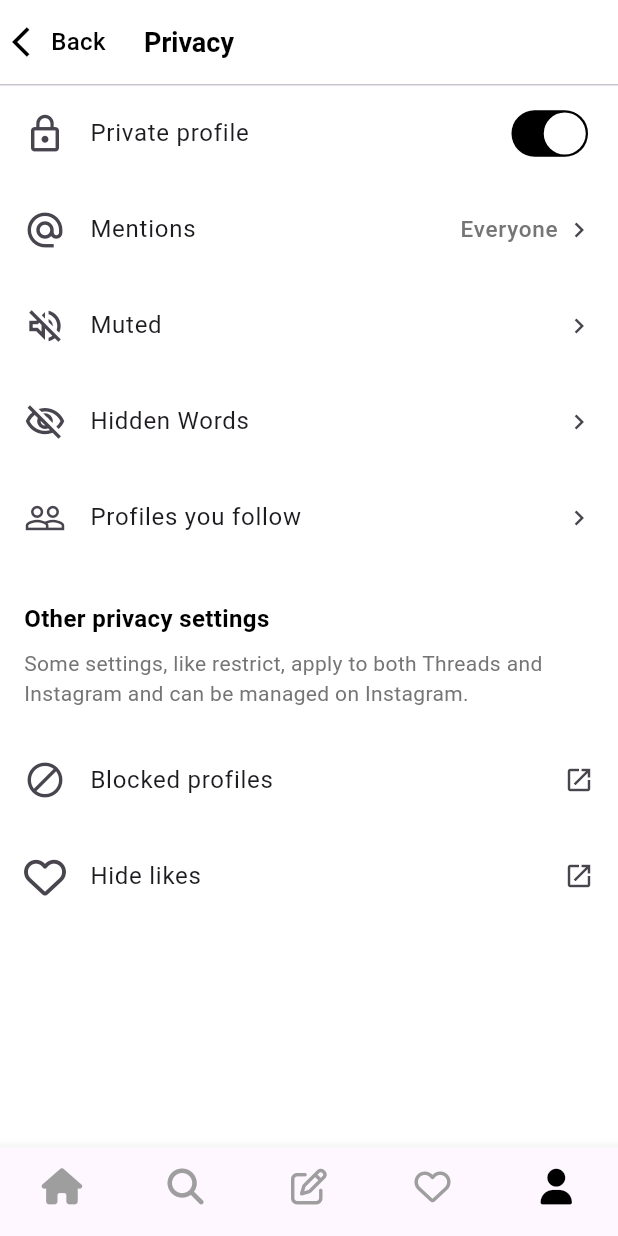
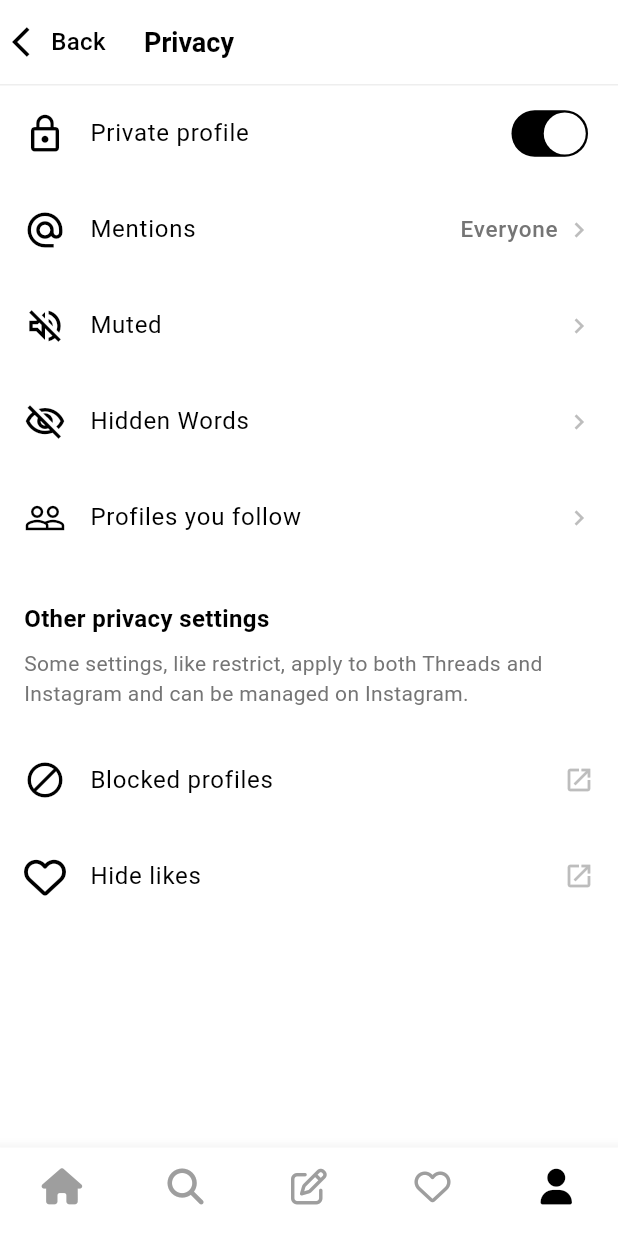
Before and after one commit to robustlab-net/tiktok_challenge, a Flutter app: the PrivacyScreen screen opened by its route, on a phone screen of 412 x 824 dp. Run offline on Flutter 3.47's test engine with Material 3 defaults, Android fonts, the phone set to English and light mode, and no system bars; our stand-ins replace flutter_svg, font_awesome_flutter, go_router, image_picker; network calls fail.

Commit message:
HomeScreen 및 Settings 관련 다크 모드 및 네비게이션 수정 (#000000)
- HomeScreen:
  - 다크 모드 대응 배경, 텍스트, 테두리 및 Divider 색상 동적 처리
  - BottomSheet 색상을 다크 모드 기준으로 동적 적용
  - 글 옵션 및 통계 표시 UI의 색상 수정
- SettingsScreen:
  - `context.go`를 사용하여 프로필 화면으로 네비게이션 경로 변경 (`tab=4`)
  - PrivacyScreen 배경 및 텍스트 색상 다크 모드 동적 처리 추가
  - BottomNavigationBar의 색상 변경 로직 수정
- 라우터:
  - `tab` 파라미터를 받아 초기 탭 인덱스를 설정하도록 수정
- UI/UX 개선 및 다크 모드 사용성 강화.

```diff
--- a/lib/features/settings/privacy_screen.dart
+++ b/lib/features/settings/privacy_screen.dart
@@ -15,27 +15,28 @@ class _PrivacyScreenState extends State<PrivacyScreen> {
 
   @override
   Widget build(BuildContext context) {
+    final isDark = Theme.of(context).brightness == Brightness.dark;
     return Scaffold(
-      backgroundColor: Colors.white,
+      backgroundColor: isDark ? Colors.black : Colors.white,
       appBar: AppBar(
-        backgroundColor: Colors.white,
+        backgroundColor: isDark ? Colors.black : Colors.white,
         elevation: 0,
         leadingWidth: 80,
         leading: GestureDetector(
           behavior: HitTestBehavior.opaque,
           onTap: () => context.go('/settings'),
-          child: const Row(
+          child: Row(
             children: [
-              SizedBox(width: 8),
+              const SizedBox(width: 8),
               Icon(
                 Icons.arrow_back_ios,
-                color: Colors.black,
+                color: isDark ? Colors.white : Colors.black,
               ),
-              SizedBox(width: 2),
+              const SizedBox(width: 2),
               Text(
                 'Back',
                 style: TextStyle(
-                  color: Colors.black,
+                  color: isDark ? Colors.white : Colors.black,
                   fontSize: 16,
                   fontWeight: FontWeight.w500,
                 ),
@@ -43,10 +44,10 @@ class _PrivacyScreenState extends State<PrivacyScreen> {
             ],
           ),
         ),
-        title: const Text(
+        title: Text(
           'Privacy',
           style: TextStyle(
-            color: Colors.black,
+            color: isDark ? Colors.white : Colors.black,
             fontSize: 18,
             fontWeight: FontWeight.w600,
           ),
@@ -54,16 +55,21 @@ class _PrivacyScreenState extends State<PrivacyScreen> {
       ),
       body: ListView(
         children: [
-          const Divider(height: 1),
+          Divider(height: 1, color: isDark ? Colors.grey.shade800 : Colors.grey.shade200),
           ListTile(
             contentPadding:
                 const EdgeInsets.symmetric(horizontal: 16, vertical: 4),
-            leading: const Icon(Icons.lock_outline, size: 28),
-            title: const Text(
+            leading: Icon(
+              Icons.lock_outline,
+              size: 28,
+              color: isDark ? Colors.white : Colors.black,
+            ),
+            title: Text(
               'Private profile',
               style: TextStyle(
                 fontSize: 16,
                 fontWeight: FontWeight.w400,
+                color: isDark ? Colors.white : Colors.black,
               ),
             ),
             trailing: CupertinoSwitch(
@@ -73,18 +79,23 @@ class _PrivacyScreenState extends State<PrivacyScreen> {
                   _privateProfile = value;
                 });
               },
-              activeTrackColor: Colors.black,
+              activeTrackColor: isDark ? Colors.white : Colors.black,
             ),
           ),
           ListTile(
             contentPadding:
                 const EdgeInsets.symmetric(horizontal: 16, vertical: 4),
-            leading: const Icon(Icons.alternate_email, size: 28),
-            title: const Text(
+            leading: Icon(
+              Icons.alternate_email,
+              size: 28,
+              color: isDark ? Colors.white : Colors.black,
+            ),
+            title: Text(
               'Mentions',
               style: TextStyle(
                 fontSize: 16,
                 fontWeight: FontWeight.w400,
+                color: isDark ? Colors.white : Colors.black,
               ),
             ),
             trailing: Row(
@@ -93,12 +104,16 @@ class _PrivacyScreenState extends State<PrivacyScreen> {
                 Text(
                   'Everyone',
                   style: TextStyle(
-                    color: Colors.grey.shade600,
+                    color: isDark ? Colors.grey.shade400 : Colors.grey.shade600,
                     fontSize: 15,
                   ),
                 ),
                 const SizedBox(width: 4),
-                const Icon(Icons.chevron_right, size: 20),
+                Icon(
+                  Icons.chevron_right,
+                  size: 20,
+                  color: isDark ? Colors.grey.shade500 : Colors.grey.shade400,
+                ),
               ],
             ),
             onTap: () {
@@ -108,15 +123,24 @@ class _PrivacyScreenState extends State<PrivacyScreen> {
           ListTile(
             contentPadding:
                 const EdgeInsets.symmetric(horizontal: 16, vertical: 4),
-            leading: const Icon(Icons.volume_off_outlined, size: 28),
-            title: const Text(
+            leading: Icon(
+              Icons.volume_off_outlined,
+              size: 28,
+              color: isDark ? Colors.white : Colors.black,
+            ),
+            title: Text(
               'Muted',
               style: TextStyle(
                 fontSize: 16,
                 fontWeight: FontWeight.w400,
+                color: isDark ? Colors.white : Colors.black,
               ),
             ),
-            trailing: const Icon(Icons.chevron_right, size: 20),
+            trailing: Icon(
+              Icons.chevron_right,
+              size: 20,
+              color: isDark ? Colors.grey.shade500 : Colors.grey.shade400,
+            ),
             onTap: () {
               // TODO: Navigate to muted accounts
             },
@@ -124,15 +148,24 @@ class _PrivacyScreenState extends State<PrivacyScreen> {
           ListTile(
             contentPadding:
                 const EdgeInsets.symmetric(horizontal: 16, vertical: 4),
-            leading: const Icon(Icons.visibility_off_outlined, size: 28),
-            title: const Text(
+            leading: Icon(
+              Icons.visibility_off_outlined,
+              size: 28,
+              color: isDark ? Colors.white : Colors.black,
+            ),
+            title: Text(
               'Hidden Words',
               style: TextStyle(
                 fontSize: 16,
                 fontWeight: FontWeight.w400,
+                color: isDark ? Colors.white : Colors.black,
               ),
             ),
-            trailing: const Icon(Icons.chevron_right, size: 20),
+            trailing: Icon(
+              Icons.chevron_right,
+              size: 20,
+              color: isDark ? Colors.grey.shade500 : Colors.grey.shade400,
+            ),
             onTap: () {
               // TODO: Navigate to hidden words
             },
@@ -140,15 +173,24 @@ class _PrivacyScreenState extends State<PrivacyScreen> {
           ListTile(
             contentPadding:
                 const EdgeInsets.symmetric(horizontal: 16, vertical: 4),
-            leading: const Icon(Icons.people_outline, size: 28),
-            title: const Text(
+            leading: Icon(
+              Icons.people_outline,
+              size: 28,
+              color: isDark ? Colors.white : Colors.black,
+            ),
+            title: Text(
               'Profiles you follow',
               style: TextStyle(
                 fontSize: 16,
                 fontWeight: FontWeight.w400,
+                color: isDark ? Colors.white : Colors.black,
               ),
             ),
-            trailing: const Icon(Icons.chevron_right, size: 20),
+            trailing: Icon(
+              Icons.chevron_right,
+              size: 20,
+              color: isDark ? Colors.grey.shade500 : Colors.grey.shade400,
+            ),
             onTap: () {
               // TODO: Navigate to profiles you follow
             },
@@ -159,12 +201,12 @@ class _PrivacyScreenState extends State<PrivacyScreen> {
             child: Column(
               crossAxisAlignment: CrossAxisAlignment.start,
               children: [
-                const Text(
+                Text(
                   'Other privacy settings',
                   style: TextStyle(
                     fontSize: 16,
                     fontWeight: FontWeight.w600,
-                    color: Colors.black,
+                    color: isDark ? Colors.white : Colors.black,
                   ),
                 ),
                 const SizedBox(height: 8),
@@ -172,7 +214,7 @@ class _PrivacyScreenState extends State<PrivacyScreen> {
                   'Some settings, like restrict, apply to both Threads and Instagram and can be managed on Instagram.',
                   style: TextStyle(
                     fontSize: 14,
-                    color: Colors.grey.shade600,
+                    color: isDark ? Colors.grey.shade400 : Colors.grey.shade600,
                     height: 1.4,
                   ),
                 ),
@@ -183,15 +225,24 @@ class _PrivacyScreenState extends State<PrivacyScreen> {
           ListTile(
             contentPadding:
                 const EdgeInsets.symmetric(horizontal: 16, vertical: 4),
-            leading: const Icon(Icons.block_outlined, size: 28),
-            title: const Text(
+            leading: Icon(
+              Icons.block_outlined,
+              size: 28,
+              color: isDark ? Colors.white : Colors.black,
+            ),
+            title: Text(
               'Blocked profiles',
               style: TextStyle(
                 fontSize: 16,
                 fontWeight: FontWeight.w400,
+                color: isDark ? Colors.white : Colors.black,
               ),
             ),
-            trailing: const Icon(Icons.open_in_new, size: 20),
+            trailing: Icon(
+              Icons.open_in_new,
+              size: 20,
+              color: isDark ? Colors.grey.shade500 : Colors.grey.shade400,
+            ),
             onTap: () {
               // TODO: Navigate to blocked profiles (Instagram)
             },
@@ -199,15 +250,24 @@ class _PrivacyScreenState extends State<PrivacyScreen> {
           ListTile(
             contentPadding:
                 const EdgeInsets.symmetric(horizontal: 16, vertical: 4),
-            leading: const Icon(FontAwesomeIcons.heart, size: 28),
-            title: const Text(
+            leading: Icon(
+              FontAwesomeIcons.heart,
+              size: 28,
+              color: isDark ? Colors.white : Colors.black,
+            ),
+            title: Text(
               'Hide likes',
               style: TextStyle(
                 fontSize: 16,
                 fontWeight: FontWeight.w400,
+                color: isDark ? Colors.white : Colors.black,
               ),
             ),
-            trailing: const Icon(Icons.open_in_new, size: 20),
+            trailing: Icon(
+              Icons.open_in_new,
+              size: 20,
+              color: isDark ? Colors.grey.shade500 : Colors.grey.shade400,
+            ),
             onTap: () {
               // TODO: Navigate to hide likes (Instagram)
             },
@@ -217,6 +277,7 @@ class _PrivacyScreenState extends State<PrivacyScreen> {
       ),
       bottomNavigationBar: BottomNavigationBar(
         type: BottomNavigationBarType.fixed,
+        backgroundColor: isDark ? Colors.black : Colors.white,
         currentIndex: 4,
         onTap: (index) {
           if (index == 2) {
@@ -227,7 +288,7 @@ class _PrivacyScreenState extends State<PrivacyScreen> {
             context.go('/');
           }
         },
-        selectedItemColor: Colors.black,
+        selectedItemColor: isDark ? Colors.white : Colors.black,
         unselectedItemColor: Colors.grey,
         showSelectedLabels: false,
         showUnselectedLabels: false,
--- a/lib/features/settings/settings_screen.dart
+++ b/lib/features/settings/settings_screen.dart
@@ -66,7 +66,10 @@ class SettingsScreen extends StatelessWidget {
         leadingWidth: 80,
         leading: GestureDetector(
           behavior: HitTestBehavior.opaque,
-          onTap: () => context.go('/'),
+          onTap: () {
+            // Navigate to user profile screen (index 4 in MainNavigationScreen)
+            context.go('/?tab=4');
+          },
           child: Row(
             children: [
               const SizedBox(width: 8),
--- a/lib/router.dart
+++ b/lib/router.dart
@@ -9,7 +9,11 @@ final router = GoRouter(
   routes: [
     GoRoute(
       path: '/',
-      builder: (context, state) => const MainNavigationScreen(),
+      builder: (context, state) {
+        final tabParam = state.uri.queryParameters['tab'];
+        final initialIndex = tabParam != null ? int.tryParse(tabParam) : null;
+        return MainNavigationScreen(initialIndex: initialIndex);
+      },
     ),
     GoRoute(
       path: '/settings',
```
Also changed, not shown: lib/features/home/widgets/post_widget.dart (+44 -16 lines).
